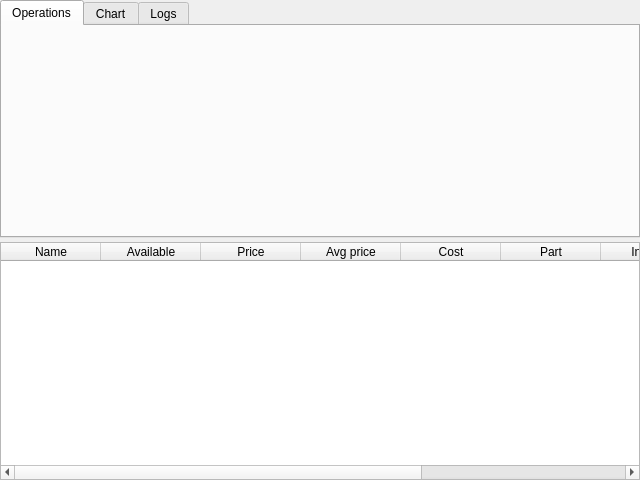
Qt form app/src/widgets/decisionmakerwidget/decisionmakerwidget.ui (Gris87/TInvestor) before a commit.
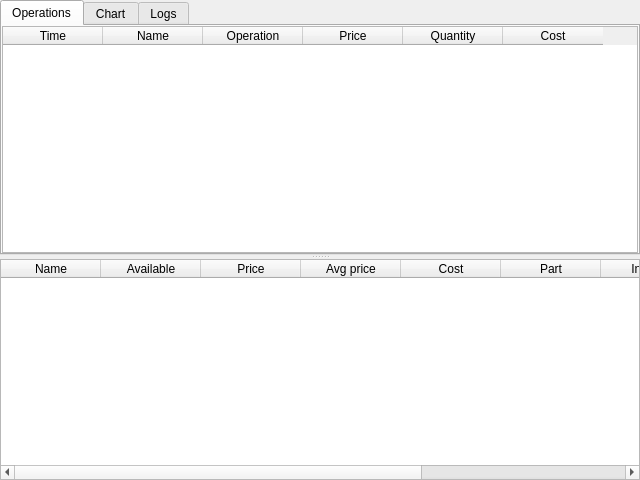
The same form after that commit.

```diff
--- a/app/src/widgets/decisionmakerwidget/decisionmakerwidget.ui
+++ b/app/src/widgets/decisionmakerwidget/decisionmakerwidget.ui
@@ -27,6 +27,10 @@
     <number>0</number>
    </property>
    <item>
+    <widget class="QSplitter" name="splitter">
+     <property name="orientation">
+      <enum>Qt::Orientation::Vertical</enum>
+     </property>
     <widget class="QTabWidget" name="tabWidget">
      <property name="currentIndex">
       <number>0</number>
@@ -35,6 +39,57 @@
       <attribute name="title">
        <string>Operations</string>
       </attribute>
+       <layout class="QVBoxLayout" name="verticalLayout_2">
+        <property name="spacing">
+         <number>4</number>
+        </property>
+        <property name="leftMargin">
+         <number>0</number>
+        </property>
+        <property name="topMargin">
+         <number>0</number>
+        </property>
+        <property name="rightMargin">
+         <number>0</number>
+        </property>
+        <property name="bottomMargin">
+         <number>0</number>
+        </property>
+        <item>
+         <widget class="QTableWidget" name="operationsTableWidget">
+          <column>
+           <property name="text">
+            <string>Time</string>
+           </property>
+          </column>
+          <column>
+           <property name="text">
+            <string>Name</string>
+           </property>
+          </column>
+          <column>
+           <property name="text">
+            <string>Operation</string>
+           </property>
+          </column>
+          <column>
+           <property name="text">
+            <string>Price</string>
+           </property>
+          </column>
+          <column>
+           <property name="text">
+            <string>Quantity</string>
+           </property>
+          </column>
+          <column>
+           <property name="text">
+            <string>Cost</string>
+           </property>
+          </column>
+         </widget>
+        </item>
+       </layout>
      </widget>
      <widget class="QWidget" name="chartTab">
       <attribute name="title">
@@ -45,10 +100,39 @@
       <attribute name="title">
        <string>Logs</string>
       </attribute>
-     </widget>
-    </widget>
-   </item>
+       <layout class="QVBoxLayout" name="verticalLayout_3">
+        <property name="spacing">
+         <number>4</number>
+        </property>
+        <property name="leftMargin">
+         <number>0</number>
+        </property>
+        <property name="topMargin">
+         <number>0</number>
+        </property>
+        <property name="rightMargin">
+         <number>0</number>
+        </property>
+        <property name="bottomMargin">
+         <number>0</number>
+        </property>
    <item>
+         <widget class="QTableWidget" name="logsTableWidget">
+          <column>
+           <property name="text">
+            <string>Time</string>
+           </property>
+          </column>
+          <column>
+           <property name="text">
+            <string>Message</string>
+           </property>
+          </column>
+         </widget>
+        </item>
+       </layout>
+      </widget>
+     </widget>
     <widget class="QTableWidget" name="portfolioTableWidget">
      <column>
       <property name="text">
@@ -95,6 +179,7 @@
        <string>In a day, %</string>
       </property>
      </column>
+     </widget>
     </widget>
    </item>
   </layout>
```
Left out of the diff: 20 changed lines with no effect on the pictures. Lines whose indentation alone changed are shown as unchanged.
